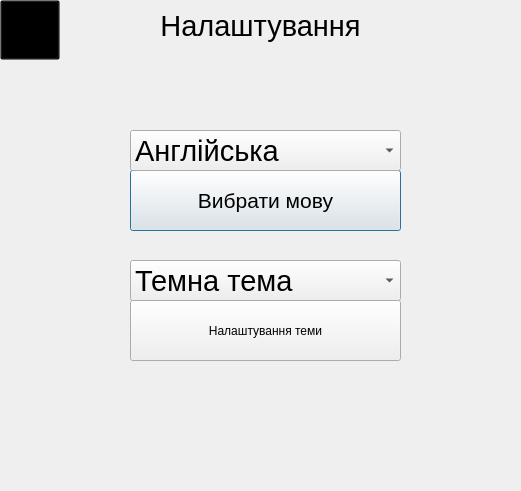
This is settings.ui in Barsh4ec/Authorization as Qt 5 draws it before an edit. The edited form follows.
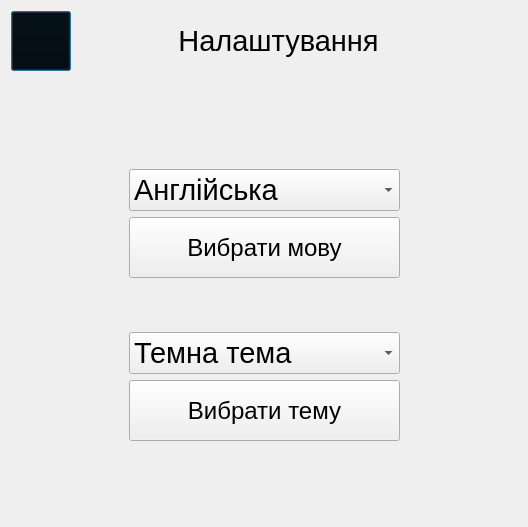
This is the edited form. Icons and pictures are not drawn.

What changed in the file:
```diff
--- a/settings.ui
+++ b/settings.ui
@@ -6,58 +6,29 @@
    <rect>
     <x>0</x>
     <y>0</y>
-    <width>521</width>
-    <height>491</height>
+    <width>506</width>
+    <height>527</height>
    </rect>
   </property>
   <property name="windowTitle">
    <string>Dialog</string>
   </property>
-  <widget class="QPushButton" name="lang_button">
-   <property name="geometry">
-    <rect>
-     <x>130</x>
-     <y>170</y>
-     <width>271</width>
-     <height>61</height>
-    </rect>
-   </property>
-   <property name="font">
-    <font>
-     <pointsize>16</pointsize>
-    </font>
-   </property>
-   <property name="styleSheet">
-    <string notr="true"/>
-   </property>
-   <property name="text">
-    <string>Вибрати мову</string>
-   </property>
-  </widget>
-  <widget class="QPushButton" name="theme_button">
-   <property name="geometry">
-    <rect>
-     <x>130</x>
-     <y>300</y>
-     <width>271</width>
-     <height>61</height>
-    </rect>
-   </property>
-   <property name="styleSheet">
-    <string notr="true"/>
-   </property>
-   <property name="text">
-    <string>Налаштування теми</string>
-   </property>
-  </widget>
+  <layout class="QGridLayout" name="gridLayout">
+   <item row="0" column="0" rowspan="2" colspan="6">
+    <layout class="QHBoxLayout" name="horizontalLayout">
+     <item>
   <widget class="QPushButton" name="BackToMain">
-   <property name="geometry">
-    <rect>
-     <x>0</x>
-     <y>0</y>
+       <property name="minimumSize">
+        <size>
      <width>60</width>
      <height>60</height>
-    </rect>
+        </size>
+       </property>
+       <property name="maximumSize">
+        <size>
+         <width>60</width>
+         <height>60</height>
+        </size>
    </property>
    <property name="font">
     <font>
@@ -79,15 +50,64 @@
     <string/>
    </property>
   </widget>
+     </item>
+     <item>
+      <spacer name="horizontalSpacer">
+       <property name="orientation">
+        <enum>Qt::Horizontal</enum>
+       </property>
+       <property name="sizeHint" stdset="0">
+        <size>
+         <width>68</width>
+         <height>20</height>
+        </size>
+       </property>
+      </spacer>
+     </item>
+     <item>
+      <widget class="QLabel" name="label_3">
+       <property name="minimumSize">
+        <size>
+         <width>221</width>
+         <height>51</height>
+        </size>
+       </property>
+       <property name="maximumSize">
+        <size>
+         <width>221</width>
+         <height>51</height>
+        </size>
+       </property>
+       <property name="font">
+        <font>
+         <pointsize>22</pointsize>
+        </font>
+       </property>
+       <property name="text">
+        <string>Налаштування</string>
+       </property>
+       <property name="alignment">
+        <set>Qt::AlignCenter</set>
+       </property>
+      </widget>
+     </item>
+     <item>
+      <spacer name="horizontalSpacer_2">
+       <property name="orientation">
+        <enum>Qt::Horizontal</enum>
+       </property>
+       <property name="sizeHint" stdset="0">
+        <size>
+         <width>128</width>
+         <height>20</height>
+        </size>
+       </property>
+      </spacer>
+     </item>
+    </layout>
+   </item>
+   <item row="1" column="2">
   <widget class="QLabel" name="label_2">
-   <property name="geometry">
-    <rect>
-     <x>170</x>
-     <y>10</y>
-     <width>31</width>
-     <height>31</height>
-    </rect>
-   </property>
    <property name="text">
     <string/>
    </property>
@@ -95,15 +115,9 @@
     <pixmap>../../Users/vikto/Downloads/Telegram Desktop/settings 1.png</pixmap>
    </property>
   </widget>
+   </item>
+   <item row="1" column="4">
   <widget class="QLabel" name="label">
-   <property name="geometry">
-    <rect>
-     <x>320</x>
-     <y>10</y>
-     <width>31</width>
-     <height>31</height>
-    </rect>
-   </property>
    <property name="text">
     <string/>
    </property>
@@ -111,14 +125,70 @@
     <pixmap>../../Users/vikto/Downloads/Telegram Desktop/settings 1.png</pixmap>
    </property>
   </widget>
+   </item>
+   <item row="2" column="0">
+    <widget class="QLabel" name="information">
+     <property name="layoutDirection">
+      <enum>Qt::LeftToRight</enum>
+     </property>
+     <property name="text">
+      <string/>
+     </property>
+     <property name="alignment">
+      <set>Qt::AlignCenter</set>
+     </property>
+    </widget>
+   </item>
+   <item row="2" column="3">
+    <spacer name="verticalSpacer_4">
+     <property name="orientation">
+      <enum>Qt::Vertical</enum>
+     </property>
+     <property name="sizeHint" stdset="0">
+      <size>
+       <width>20</width>
+       <height>17</height>
+      </size>
+     </property>
+    </spacer>
+   </item>
+   <item row="3" column="0">
+    <spacer name="horizontalSpacer_4">
+     <property name="orientation">
+      <enum>Qt::Horizontal</enum>
+     </property>
+     <property name="sizeHint" stdset="0">
+      <size>
+       <width>98</width>
+       <height>20</height>
+      </size>
+     </property>
+    </spacer>
+   </item>
+   <item row="3" column="1" colspan="4">
+    <layout class="QVBoxLayout" name="verticalLayout_3">
+     <item>
+      <spacer name="verticalSpacer">
+       <property name="orientation">
+        <enum>Qt::Vertical</enum>
+       </property>
+       <property name="sizeHint" stdset="0">
+        <size>
+         <width>20</width>
+         <height>58</height>
+        </size>
+       </property>
+      </spacer>
+     </item>
+     <item>
+      <layout class="QVBoxLayout" name="verticalLayout">
+       <item>
   <widget class="QComboBox" name="Change_lang">
-   <property name="geometry">
-    <rect>
-     <x>130</x>
-     <y>130</y>
+         <property name="minimumSize">
+          <size>
      <width>271</width>
      <height>41</height>
-    </rect>
+          </size>
    </property>
    <property name="font">
     <font>
@@ -148,54 +218,52 @@
     </property>
    </item>
   </widget>
-  <widget class="QLabel" name="label_3">
-   <property name="geometry">
-    <rect>
-     <x>150</x>
-     <y>0</y>
-     <width>221</width>
-     <height>51</height>
-    </rect>
+       </item>
+       <item>
+        <widget class="QPushButton" name="lang_button">
+         <property name="minimumSize">
+          <size>
+           <width>271</width>
+           <height>61</height>
+          </size>
    </property>
    <property name="font">
     <font>
-     <pointsize>22</pointsize>
-    </font>
-   </property>
+           <pointsize>18</pointsize>
+          </font>
+         </property>
+         <property name="styleSheet">
+          <string notr="true"/>
+         </property>
    <property name="text">
-    <string>Налаштування</string>
-   </property>
-   <property name="alignment">
-    <set>Qt::AlignCenter</set>
-   </property>
-  </widget>
-  <widget class="QLabel" name="information">
-   <property name="geometry">
-    <rect>
-     <x>120</x>
-     <y>400</y>
-     <width>291</width>
-     <height>51</height>
-    </rect>
-   </property>
-   <property name="layoutDirection">
-    <enum>Qt::LeftToRight</enum>
-   </property>
-   <property name="text">
-    <string/>
-   </property>
-   <property name="alignment">
-    <set>Qt::AlignCenter</set>
-   </property>
-  </widget>
+          <string>Вибрати мову</string>
+         </property>
+        </widget>
+       </item>
+      </layout>
+     </item>
+     <item>
+      <spacer name="verticalSpacer_2">
+       <property name="orientation">
+        <enum>Qt::Vertical</enum>
+       </property>
+       <property name="sizeHint" stdset="0">
+        <size>
+         <width>17</width>
+         <height>48</height>
+        </size>
+       </property>
+      </spacer>
+     </item>
+     <item>
+      <layout class="QVBoxLayout" name="verticalLayout_2">
+       <item>
   <widget class="QComboBox" name="Change_theme">
-   <property name="geometry">
-    <rect>
-     <x>130</x>
-     <y>260</y>
+         <property name="minimumSize">
+          <size>
      <width>271</width>
      <height>41</height>
-    </rect>
+          </size>
    </property>
    <property name="font">
     <font>
@@ -213,6 +281,72 @@
     </property>
    </item>
   </widget>
+       </item>
+       <item>
+        <widget class="QPushButton" name="theme_button">
+         <property name="minimumSize">
+          <size>
+           <width>271</width>
+           <height>61</height>
+          </size>
+         </property>
+         <property name="font">
+          <font>
+           <pointsize>18</pointsize>
+          </font>
+         </property>
+         <property name="styleSheet">
+          <string notr="true"/>
+         </property>
+         <property name="text">
+          <string>Вибрати тему</string>
+         </property>
+        </widget>
+       </item>
+      </layout>
+     </item>
+     <item>
+      <spacer name="verticalSpacer_3">
+       <property name="orientation">
+        <enum>Qt::Vertical</enum>
+       </property>
+       <property name="sizeHint" stdset="0">
+        <size>
+         <width>20</width>
+         <height>48</height>
+        </size>
+       </property>
+      </spacer>
+     </item>
+    </layout>
+   </item>
+   <item row="3" column="5">
+    <spacer name="horizontalSpacer_3">
+     <property name="orientation">
+      <enum>Qt::Horizontal</enum>
+     </property>
+     <property name="sizeHint" stdset="0">
+      <size>
+       <width>97</width>
+       <height>20</height>
+      </size>
+     </property>
+    </spacer>
+   </item>
+   <item row="4" column="3">
+    <spacer name="verticalSpacer_5">
+     <property name="orientation">
+      <enum>Qt::Vertical</enum>
+     </property>
+     <property name="sizeHint" stdset="0">
+      <size>
+       <width>20</width>
+       <height>17</height>
+      </size>
+     </property>
+    </spacer>
+   </item>
+  </layout>
  </widget>
  <resources/>
  <connections/>
```
Lines whose indentation alone changed are shown as unchanged.
